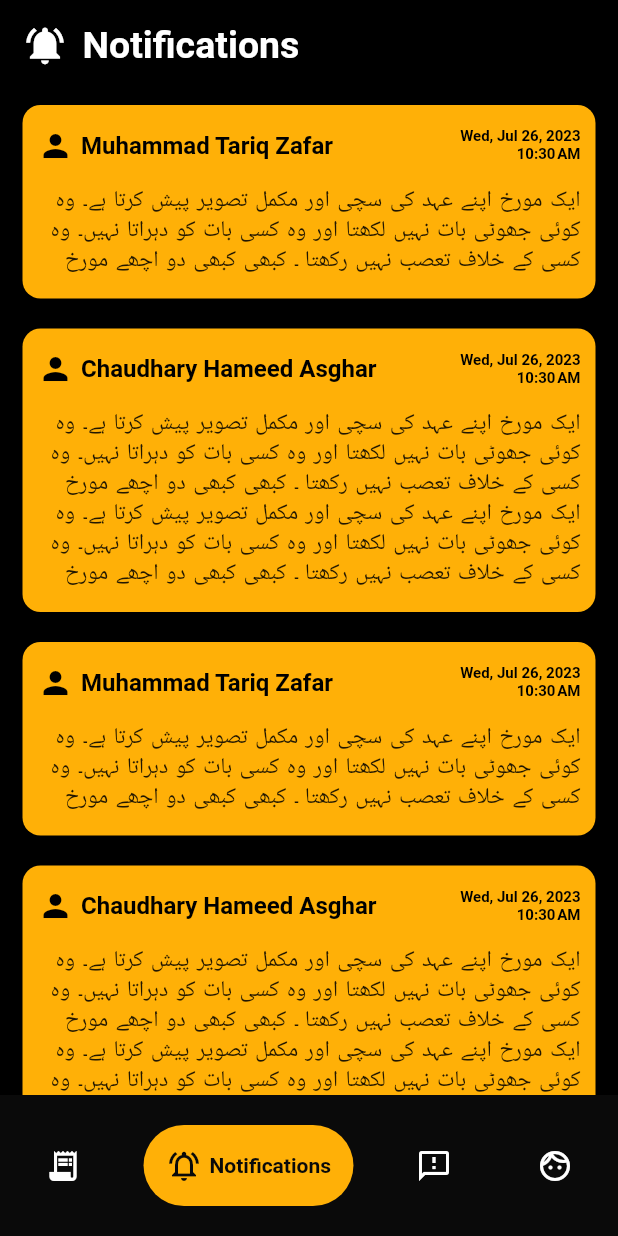
After one commit to bilaltariq360/Welfare_Society_Managment_Mobile_App, a Flutter app: the Home screen opened by its route, item 2 of the bottom bar chosen, on a phone screen of 412 x 824 dp. The commit adds this screen. Run offline on Flutter 3.47's test engine with Material 2 defaults, Android fonts, the phone set to English and light mode, and no system bars; drawn by our look-alikes of google_nav_bar; our stand-ins replace firebase_auth, google_sign_in; accounts and stored records are empty.

Commit message:
Navigation bar completed

```diff
--- /dev/null
+++ b/tbws/lib/components/notification_card.dart
@@ -0,0 +1,86 @@
+import 'package:flutter/material.dart';
+import 'package:intl/intl.dart';
+
+class NotificationCard extends StatelessWidget {
+  String name;
+  DateTime dateTime;
+  String message;
+  NotificationCard(
+      {required this.name,
+      required this.dateTime,
+      required this.message,
+      super.key});
+
+  @override
+  Widget build(BuildContext context) {
+    return Card(
+      color: const Color.fromARGB(255, 255, 176, 7),
+      margin: const EdgeInsets.symmetric(horizontal: 15, vertical: 10),
+      shape: RoundedRectangleBorder(
+        borderRadius: BorderRadius.circular(12),
+      ),
+      child: Padding(
+        padding: const EdgeInsets.symmetric(horizontal: 10, vertical: 15),
+        child: SizedBox(
+          width: double.infinity,
+          child: Column(
+            children: [
+              Row(
+                mainAxisAlignment: MainAxisAlignment.spaceBetween,
+                children: [
+                  SizedBox(
+                    child: Row(
+                      children: [
+                        const Icon(Icons.person, color: Colors.black),
+                        const SizedBox(width: 5),
+                        Text(
+                          name,
+                          style: const TextStyle(
+                              fontSize: 16,
+                              fontWeight: FontWeight.bold,
+                              color: Colors.black),
+                        ),
+                      ],
+                    ),
+                  ),
+                  SizedBox(
+                    child: Column(
+                      crossAxisAlignment: CrossAxisAlignment.end,
+                      children: [
+                        Text(
+                          DateFormat.yMMMEd().format(dateTime),
+                          style: const TextStyle(
+                              fontSize: 10,
+                              fontWeight: FontWeight.bold,
+                              color: Colors.black),
+                        ),
+                        Text(
+                          DateFormat.jm().format(dateTime),
+                          style: const TextStyle(
+                              fontSize: 10,
+                              fontWeight: FontWeight.bold,
+                              color: Colors.black),
+                        ),
+                      ],
+                    ),
+                  ),
+                ],
+              ),
+              const SizedBox(height: 15),
+              Text(
+                message,
+                style: const TextStyle(
+                    fontSize: 15,
+                    letterSpacing: 0.2,
+                    wordSpacing: 1.2,
+                    height: 1.3,
+                    color: Colors.black87),
+                textAlign: TextAlign.end,
+              ),
+            ],
+          ),
+        ),
+      ),
+    );
+  }
+}
--- a/tbws/lib/main.dart
+++ b/tbws/lib/main.dart
@@ -1,4 +1,6 @@
 import 'package:flutter/material.dart';
+import './pages/home_page.dart';
+import './pages/notifications_page.dart';
 import 'pages/login_page.dart';
 import 'package:provider/provider.dart';
 import './providers/google_signin_provider.dart';
@@ -17,6 +19,9 @@ class MyApp extends StatelessWidget {
       child: MaterialApp(
         debugShowCheckedModeBanner: false,
         home: LoginPage(),
+        routes: {
+          Home.routeName: (context) => Home(),
+        },
       ),
     );
   }
--- /dev/null
+++ b/tbws/lib/pages/home_page.dart
@@ -0,0 +1,64 @@
+import 'package:flutter/material.dart';
+import 'package:google_nav_bar/google_nav_bar.dart';
+import 'package:tbws/pages/my_records_page.dart';
+import 'package:tbws/pages/notifications_page.dart';
+
+class Home extends StatefulWidget {
+  static String routeName = '/home';
+
+  Home({super.key});
+
+  @override
+  State<Home> createState() => _HomeState();
+}
+
+class _HomeState extends State<Home> {
+  int pageIndex = 0;
+
+  List<Widget> pages = const [MyRecord(), Notifications()];
+
+  @override
+  Widget build(BuildContext context) {
+    return SafeArea(
+      child: Scaffold(
+        backgroundColor: Colors.black,
+        bottomNavigationBar: Container(
+          padding: const EdgeInsets.symmetric(horizontal: 15, vertical: 20),
+          color: const Color.fromRGBO(10, 10, 10, 1),
+          child: GNav(
+            gap: 5,
+            padding: const EdgeInsets.all(15),
+            backgroundColor: const Color.fromARGB(255, 10, 10, 10),
+            color: Colors.white,
+            activeColor: const Color.fromARGB(255, 10, 10, 10),
+            tabBackgroundColor: const Color.fromARGB(255, 255, 176, 7),
+            onTabChange: (i) {
+              setState(() {
+                if (i <= 1) pageIndex = i;
+              });
+            },
+            tabs: const [
+              GButton(
+                icon: Icons.receipt_long,
+                text: 'My Records',
+              ),
+              GButton(
+                icon: Icons.notifications_active_outlined,
+                text: 'Notifications',
+              ),
+              GButton(
+                icon: Icons.feedback_outlined,
+                text: 'Complaints',
+              ),
+              GButton(
+                icon: Icons.face_outlined,
+                text: 'Profile',
+              ),
+            ],
+          ),
+        ),
+        body: pages[pageIndex],
+      ),
+    );
+  }
+}
--- a/tbws/lib/pages/login_page.dart
+++ b/tbws/lib/pages/login_page.dart
@@ -1,10 +1,10 @@
-import 'package:firebase_auth/firebase_auth.dart';
 import 'package:flutter/material.dart';
 import 'package:provider/provider.dart';
 import 'package:tbws/providers/google_signin_provider.dart';
 import '/components/my_button.dart';
 import '/components/my_textfield.dart';
 import '/components/square_tile.dart';
+import 'home_page.dart';
 
 enum AuthScreen { SignIn, SignUp }
 
@@ -41,6 +41,7 @@ class _LoginPageState extends State<LoginPage> {
 
   @override
   Widget build(BuildContext context) {
+    final provider = Provider.of<GoogleSignInProvider>(context, listen: false);
     return Scaffold(
       backgroundColor: Colors.grey[300],
       body: SafeArea(
@@ -155,10 +156,12 @@ class _LoginPageState extends State<LoginPage> {
                   children: [
                     GestureDetector(
                         onTap: () {
-                          final provider = Provider.of<GoogleSignInProvider>(
-                              context,
-                              listen: false);
                           provider.googleLogin();
+
+                          if (provider.user != null) {
+                            Navigator.pushReplacementNamed(
+                                context, Home.routeName);
+                          }
                         },
                         child: const SquareTile(
                             imagePath: 'lib/images/google.png')),
--- /dev/null
+++ b/tbws/lib/pages/my_records_page.dart
@@ -0,0 +1,40 @@
+import 'package:flutter/material.dart';
+
+class MyRecord extends StatelessWidget {
+  const MyRecord({super.key});
+
+  @override
+  Widget build(BuildContext context) {
+    return const SingleChildScrollView(
+      child: Column(
+        children: [
+          SizedBox(height: 15),
+          Row(
+            children: [
+              SizedBox(width: 15),
+              Icon(
+                Icons.receipt_long,
+                color: Colors.white,
+                size: 30,
+              ),
+              SizedBox(width: 10),
+              Text(
+                'My Records',
+                style: TextStyle(
+                    fontSize: 25,
+                    color: Colors.white,
+                    fontWeight: FontWeight.bold),
+              ),
+            ],
+          ),
+          SizedBox(height: 15),
+          Text(
+            'Coming Soon...',
+            style: TextStyle(
+                fontSize: 30, color: Colors.white, fontWeight: FontWeight.bold),
+          ),
+        ],
+      ),
+    );
+  }
+}
--- /dev/null
+++ b/tbws/lib/pages/notifications_page.dart
@@ -0,0 +1,58 @@
+import 'package:flutter/material.dart';
+import '../components/notification_card.dart';
+
+class Notifications extends StatelessWidget {
+  const Notifications({super.key});
+
+  @override
+  Widget build(BuildContext context) {
+    return Column(
+      children: [
+        const SizedBox(height: 15),
+        const Row(
+          children: [
+            SizedBox(width: 15),
+            Icon(
+              Icons.notifications_active,
+              color: Colors.white,
+              size: 30,
+            ),
+            SizedBox(width: 10),
+            Text(
+              'Notifications',
+              style: TextStyle(
+                  fontSize: 25,
+                  color: Colors.white,
+                  fontWeight: FontWeight.bold),
+            ),
+          ],
+        ),
+        const SizedBox(height: 15),
+        Expanded(
+          child: ListView(children: [
+            NotificationCard(
+                name: 'Muhammad Tariq Zafar',
+                dateTime: DateTime.now(),
+                message:
+                    'ایک مورخ اپنے عہد کی سچی اور مکمل تصویر پیش کرتا ہے۔ وہ کوئی جھوٹی بات نہیں لکھتا اور وہ کسی بات کو دہراتا نہیں۔ وہ کسی کے خلاف تعصب نہیں رکھتا ۔ کبھی کبھی دو اچھے مورخ'),
+            NotificationCard(
+                name: 'Chaudhary Hameed Asghar',
+                dateTime: DateTime.now(),
+                message:
+                    'ایک مورخ اپنے عہد کی سچی اور مکمل تصویر پیش کرتا ہے۔ وہ کوئی جھوٹی بات نہیں لکھتا اور وہ کسی بات کو دہراتا نہیں۔ وہ کسی کے خلاف تعصب نہیں رکھتا ۔ کبھی کبھی دو اچھے مورخ ایک مورخ اپنے عہد کی سچی اور مکمل تصویر پیش کرتا ہے۔ وہ کوئی جھوٹی بات نہیں لکھتا اور وہ کسی بات کو دہراتا نہیں۔ وہ کسی کے خلاف تعصب نہیں رکھتا ۔ کبھی کبھی دو اچھے مورخ '),
+            NotificationCard(
+                name: 'Muhammad Tariq Zafar',
+                dateTime: DateTime.now(),
+                message:
+                    'ایک مورخ اپنے عہد کی سچی اور مکمل تصویر پیش کرتا ہے۔ وہ کوئی جھوٹی بات نہیں لکھتا اور وہ کسی بات کو دہراتا نہیں۔ وہ کسی کے خلاف تعصب نہیں رکھتا ۔ کبھی کبھی دو اچھے مورخ'),
+            NotificationCard(
+                name: 'Chaudhary Hameed Asghar',
+                dateTime: DateTime.now(),
+                message:
+                    'ایک مورخ اپنے عہد کی سچی اور مکمل تصویر پیش کرتا ہے۔ وہ کوئی جھوٹی بات نہیں لکھتا اور وہ کسی بات کو دہراتا نہیں۔ وہ کسی کے خلاف تعصب نہیں رکھتا ۔ کبھی کبھی دو اچھے مورخ ایک مورخ اپنے عہد کی سچی اور مکمل تصویر پیش کرتا ہے۔ وہ کوئی جھوٹی بات نہیں لکھتا اور وہ کسی بات کو دہراتا نہیں۔ وہ کسی کے خلاف تعصب نہیں رکھتا ۔ کبھی کبھی دو اچھے مورخ '),
+          ]),
+        ),
+      ],
+    );
+  }
+}
--- a/tbws/lib/providers/google_signin_provider.dart
+++ b/tbws/lib/providers/google_signin_provider.dart
@@ -4,6 +4,8 @@ import 'package:google_sign_in/google_sign_in.dart';
 
 class GoogleSignInProvider extends ChangeNotifier {
   final googleSignin = GoogleSignIn();
+
+  bool logedIn = false;
 
   GoogleSignInAccount? _user;
 
@@ -23,6 +25,8 @@ class GoogleSignInProvider extends ChangeNotifier {
 
     await FirebaseAuth.instance.signInWithCredential(credential);
 
+    logedIn = true;
+
     notifyListeners();
   }
 }
--- a/tbws/pubspec.yaml
+++ b/tbws/pubspec.yaml
@@ -37,6 +37,8 @@ dependencies:
   provider: ^6.0.5
   firebase_auth: ^4.7.1
   google_sign_in: ^6.1.4
+  google_nav_bar: ^5.0.6
+  intl: ^0.18.1
 
 dev_dependencies:
   flutter_test:
```
Also changed, not shown: tbws/pubspec.lock, 9 other files.
